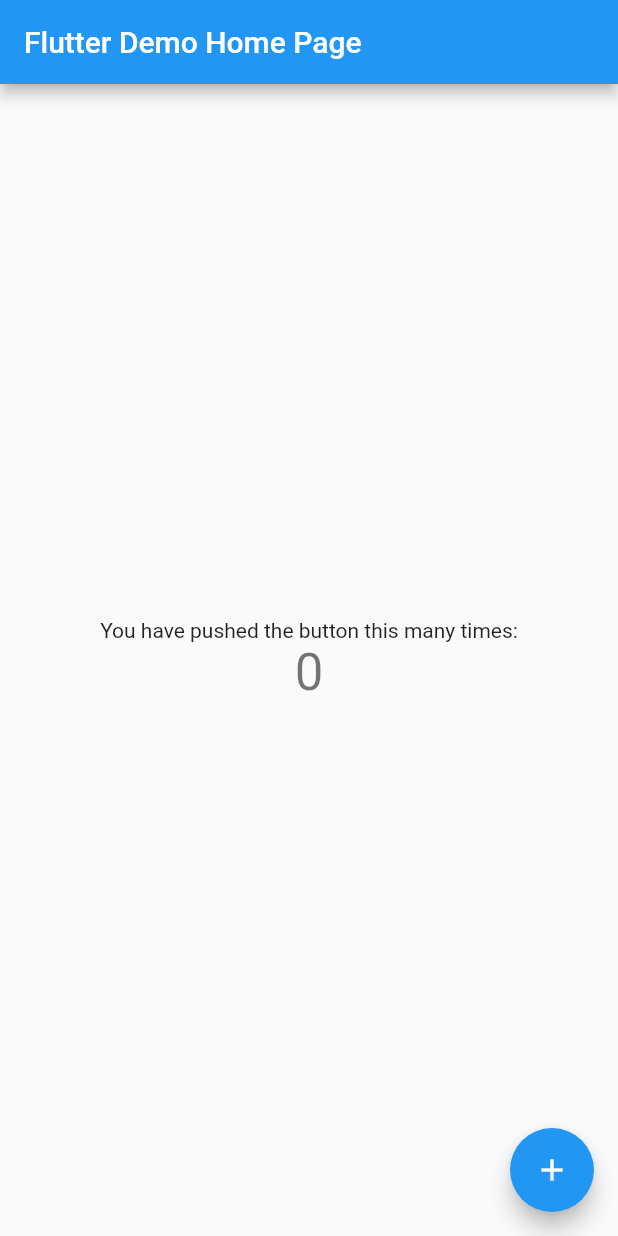
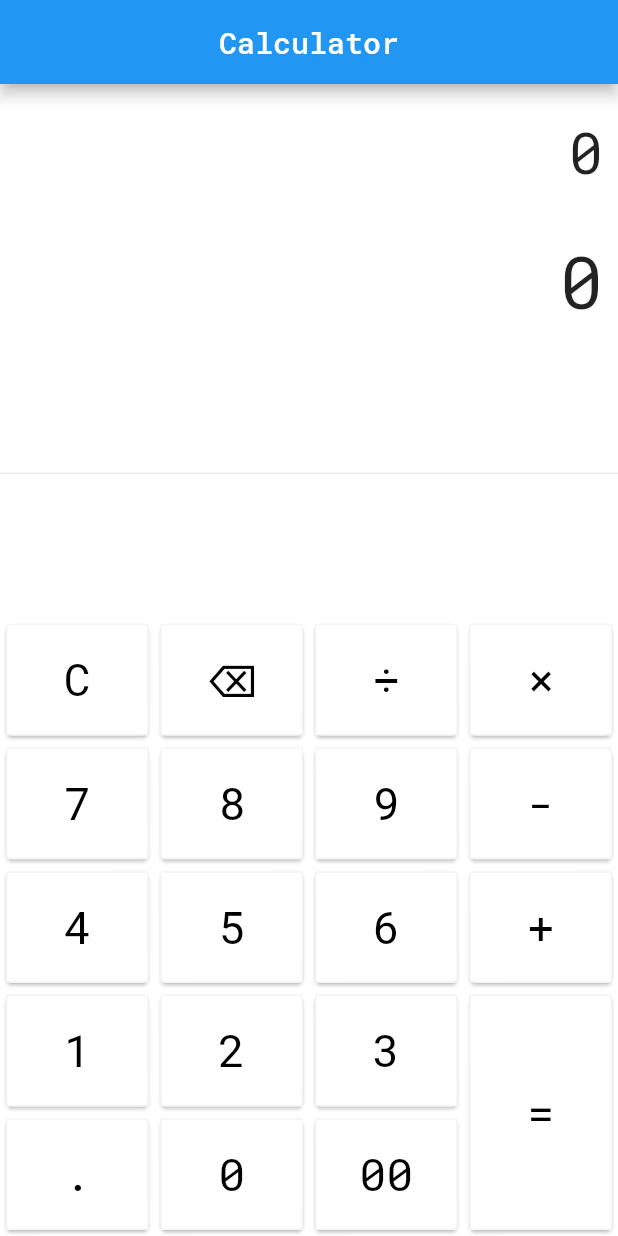
Before and after one commit to SeAliijaz/Calculator-App, a Flutter app: the screen it shows after launch, on a phone screen of 412 x 824 dp. Run offline on Flutter 3.47's test engine with Material 2 defaults, Android fonts, the phone set to English and light mode, and no system bars; our stand-ins replace google_fonts, math_expressions, sizer.

```diff
--- /dev/null
+++ b/lib/Calc/calculator_screen.dart
@@ -0,0 +1,182 @@
+import 'package:flutter/material.dart';
+import 'package:math_expressions/math_expressions.dart';
+
+class CalculatorScreen extends StatefulWidget {
+  const CalculatorScreen({super.key});
+
+  @override
+  _CalculatorScreenState createState() {
+    return _CalculatorScreenState();
+  }
+}
+
+class _CalculatorScreenState extends State<CalculatorScreen> {
+  String equation = "0";
+  String result = "0";
+  String expression = "";
+  double equationFontSize = 38.0;
+  double resultFontSize = 48.0;
+
+  buttonPressed(String buttonText) {
+    setState(() {
+      if (buttonText == "C") {
+        equation = "0";
+        result = "0";
+        equationFontSize = 38.0;
+        resultFontSize = 48.0;
+      } else if (buttonText == "⌫") {
+        equationFontSize = 48.0;
+        resultFontSize = 38.0;
+        equation = equation.substring(0, equation.length - 1);
+        if (equation == "") {
+          equation = "0";
+        }
+      } else if (buttonText == "=") {
+        equationFontSize = 38.0;
+        resultFontSize = 48.0;
+        expression = equation;
+        expression = expression.replaceAll('×', '*');
+        expression = expression.replaceAll('÷', '/');
+
+        try {
+          Parser p = Parser();
+          Expression exp = p.parse(expression);
+          ContextModel cm = ContextModel();
+          result = '${exp.evaluate(EvaluationType.REAL, cm)}';
+        } catch (e) {
+          result = "Error";
+        }
+      } else {
+        equationFontSize = 48.0;
+        resultFontSize = 38.0;
+        if (equation == "0") {
+          equation = buttonText;
+        } else {
+          equation = equation + buttonText;
+        }
+      }
+    });
+  }
+
+  @override
+  Widget build(BuildContext context) {
+    return Scaffold(
+      backgroundColor: Theme.of(context).scaffoldBackgroundColor,
+      appBar: AppBar(
+        title: const Text('Calculator'),
+        centerTitle: true,
+      ),
+      body: Column(
+        children: <Widget>[
+          Container(
+            alignment: Alignment.centerRight,
+            padding: const EdgeInsets.fromLTRB(10, 20, 10, 0),
+            child: Text(
+              equation,
+              style: TextStyle(fontSize: equationFontSize),
+            ),
+          ),
+          Container(
+            alignment: Alignment.centerRight,
+            padding: const EdgeInsets.fromLTRB(10, 30, 10, 0),
+            child: Text(
+              result,
+              style: TextStyle(fontSize: resultFontSize),
+            ),
+          ),
+          const Expanded(
+            child: Divider(),
+          ),
+          Row(
+            mainAxisAlignment: MainAxisAlignment.center,
+            children: <Widget>[
+              Container(
+                width: MediaQuery.of(context).size.width * .75,
+                child: Table(
+                  children: [
+                    TableRow(children: [
+                      buildButton("C", 1),
+                      buildButton("⌫", 1),
+                      buildButton("÷", 1),
+                    ]),
+                    TableRow(children: [
+                      buildButton("7", 1),
+                      buildButton("8", 1),
+                      buildButton("9", 1),
+                    ]),
+                    TableRow(children: [
+                      buildButton("4", 1),
+                      buildButton("5", 1),
+                      buildButton("6", 1),
+                    ]),
+                    TableRow(children: [
+                      buildButton("1", 1),
+                      buildButton("2", 1),
+                      buildButton("3", 1),
+                    ]),
+                    TableRow(children: [
+                      buildButton(".", 1),
+                      buildButton("0", 1),
+                      buildButton("00", 1),
+                    ]),
+                  ],
+                ),
+              ),
+              Container(
+                width: MediaQuery.of(context).size.width * 0.25,
+                child: Table(
+                  children: [
+                    TableRow(children: [
+                      buildButton("×", 1),
+                    ]),
+                    TableRow(children: [
+                      buildButton("-", 1),
+                    ]),
+                    TableRow(children: [
+                      buildButton("+", 1),
+                    ]),
+                    TableRow(children: [
+                      buildButton("=", 2),
+                    ]),
+                  ],
+                ),
+              )
+            ],
+          ),
+        ],
+      ),
+    );
+  }
+
+  Widget buildButton(
+    String buttonText,
+    double buttonHeight,
+  ) {
+    return Container(
+      height: MediaQuery.of(context).size.height * 0.1 * buttonHeight,
+      color: Colors.white,
+      child: Card(
+        child: MaterialButton(
+          shape: RoundedRectangleBorder(
+            borderRadius: BorderRadius.circular(0.0),
+            side: BorderSide(
+              color: Colors.grey.shade100,
+              width: 1,
+              style: BorderStyle.solid,
+            ),
+          ),
+          padding: const EdgeInsets.all(16.0),
+          onPressed: () => buttonPressed(buttonText),
+          child: Text(
+            buttonText,
+            style: const TextStyle(
+              fontSize: 30.0,
+              fontWeight: FontWeight.normal,
+              color: Colors.black,
+            ),
+          ),
+        ),
+      ),
+    );
+  }
+}
--- a/lib/main.dart
+++ b/lib/main.dart
@@ -1,115 +1,55 @@
+import 'package:calculator_app/Calc/calculator_screen.dart';
 import 'package:flutter/material.dart';
+import 'package:google_fonts/google_fonts.dart';
+import 'package:sizer/sizer.dart';
 
-void main() {
-  runApp(const MyApp());
-}
+void main() => runApp(const MyApp());
 
 class MyApp extends StatelessWidget {
-  const MyApp({super.key});
-
-  // This widget is the root of your application.
-  @override
-  Widget build(BuildContext context) {
-    return MaterialApp(
-      title: 'Flutter Demo',
-      theme: ThemeData(
-        // This is the theme of your application.
-        //
-        // Try running your application with "flutter run". You'll see the
-        // application has a blue toolbar. Then, without quitting the app, try
-        // changing the primarySwatch below to Colors.green and then invoke
-        // "hot reload" (press "r" in the console where you ran "flutter run",
-        // or simply save your changes to "hot reload" in a Flutter IDE).
-        // Notice that the counter didn't reset back to zero; the application
-        // is not restarted.
-        primarySwatch: Colors.blue,
-      ),
-      home: const MyHomePage(title: 'Flutter Demo Home Page'),
-    );
-  }
-}
-
-class MyHomePage extends StatefulWidget {
-  const MyHomePage({super.key, required this.title});
-
-  // This widget is the home page of your application. It is stateful, meaning
-  // that it has a State object (defined below) that contains fields that affect
-  // how it looks.
-
-  // This class is the configuration for the state. It holds the values (in this
-  // case the title) provided by the parent (in this case the App widget) and
-  // used by the build method of the State. Fields in a Widget subclass are
-  // always marked "final".
-
-  final String title;
-
-  @override
-  State<MyHomePage> createState() => _MyHomePageState();
-}
-
-class _MyHomePageState extends State<MyHomePage> {
-  int _counter = 0;
-
-  void _incrementCounter() {
-    setState(() {
-      // This call to setState tells the Flutter framework that something has
-      // changed in this State, which causes it to rerun the build method below
-      // so that the display can reflect the updated values. If we changed
-      // _counter without calling setState(), then the build method would not be
-      // called again, and so nothing would appear to happen.
-      _counter++;
-    });
-  }
+  const MyApp({Key? key}) : super(key: key);
 
   @override
   Widget build(BuildContext context) {
-    // This method is rerun every time setState is called, for instance as done
-    // by the _incrementCounter method above.
-    //
-    // The Flutter framework has been optimized to make rerunning build methods
-    // fast, so that you can just rebuild anything that needs updating rather
-    // than having to individually change instances of widgets.
-    return Scaffold(
-      appBar: AppBar(
-        // Here we take the value from the MyHomePage object that was created by
-        // the App.build method, and use it to set our appbar title.
-        title: Text(widget.title),
-      ),
-      body: Center(
-        // Center is a layout widget. It takes a single child and positions it
-        // in the middle of the parent.
-        child: Column(
-          // Column is also a layout widget. It takes a list of children and
-          // arranges them vertically. By default, it sizes itself to fit its
-          // children horizontally, and tries to be as tall as its parent.
-          //
-          // Invoke "debug painting" (press "p" in the console, choose the
-          // "Toggle Debug Paint" action from the Flutter Inspector in Android
-          // Studio, or the "Toggle Debug Paint" command in Visual Studio Code)
-          // to see the wireframe for each widget.
-          //
-          // Column has various properties to control how it sizes itself and
-          // how it positions its children. Here we use mainAxisAlignment to
-          // center the children vertically; the main axis here is the vertical
-          // axis because Columns are vertical (the cross axis would be
-          // horizontal).
-          mainAxisAlignment: MainAxisAlignment.center,
-          children: <Widget>[
-            const Text(
-              'You have pushed the button this many times:',
+    return Sizer(builder: (context, orientation, deviceType) {
+      return MaterialApp(
+        title: 'Calculator',
+        debugShowCheckedModeBanner: false,
+        theme: ThemeData(
+          primaryColor: Colors.blueAccent,
+          brightness: Brightness.light,
+          scaffoldBackgroundColor: Colors.white,
+          fontFamily: GoogleFonts.robotoMono().fontFamily,
+          textTheme: GoogleFonts.robotoMonoTextTheme(
+            Theme.of(context).textTheme,
+          ),
+          elevatedButtonTheme: ElevatedButtonThemeData(
+            style: ElevatedButton.styleFrom(
+              backgroundColor: Colors.blueAccent,
+              shape: RoundedRectangleBorder(
+                borderRadius: BorderRadius.circular(50),
+              ),
             ),
-            Text(
-              '$_counter',
-              style: Theme.of(context).textTheme.headlineMedium,
+          ),
+          outlinedButtonTheme: OutlinedButtonThemeData(
+            style: OutlinedButton.styleFrom(
+              shape: RoundedRectangleBorder(
+                borderRadius: BorderRadius.circular(50),
+              ),
+              side: const BorderSide(
+                color: Colors.blueAccent,
+              ),
             ),
-          ],
+          ),
+          textButtonTheme: TextButtonThemeData(
+            style: TextButton.styleFrom(
+              foregroundColor: Colors.blueAccent,
+            ),
+          ),
+          colorScheme: ColorScheme.fromSwatch(primarySwatch: Colors.blue)
+              .copyWith(secondary: Colors.blueAccent),
         ),
-      ),
-      floatingActionButton: FloatingActionButton(
-        onPressed: _incrementCounter,
-        tooltip: 'Increment',
-        child: const Icon(Icons.add),
-      ), // This trailing comma makes auto-formatting nicer for build methods.
-    );
+        home: const CalculatorScreen(),
+      );
+    });
   }
 }
--- a/pubspec.yaml
+++ b/pubspec.yaml
@@ -35,6 +35,9 @@ dependencies:
   # The following adds the Cupertino Icons font to your application.
   # Use with the CupertinoIcons class for iOS style icons.
   cupertino_icons: ^1.0.2
+  math_expressions: ^2.4.0
+  sizer: ^2.0.15
+  google_fonts: ^4.0.4
 
 dev_dependencies:
   flutter_test:
```
Also changed, not shown: pubspec.lock, 1 other file.
